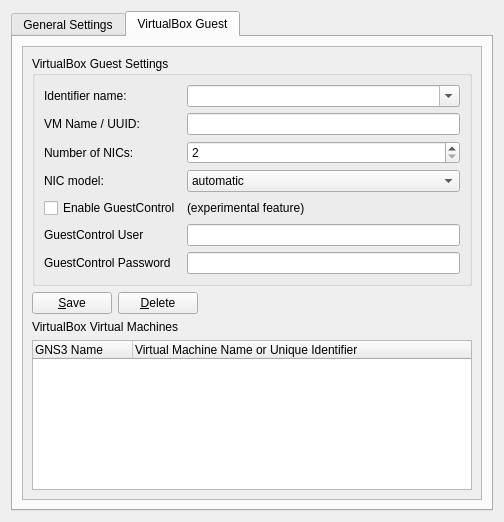
Before: the Qt Designer form src/GNS3/Ui/ConfigurationPages/Form_PreferencesVirtualBox.ui in GNS3/gns3-legacy, drawn with Qt 5.
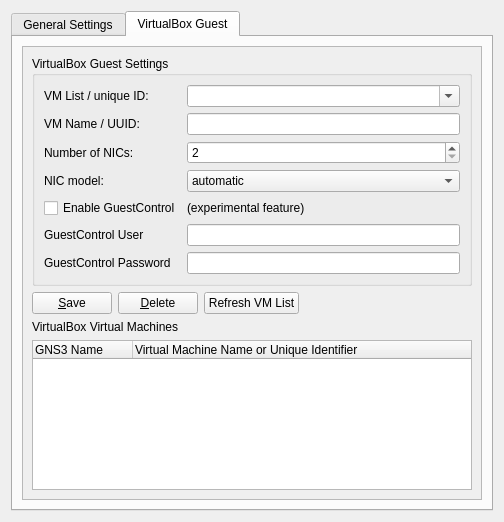
After: the same form once the commit is applied. The open tabs and pages were chosen to show the change.

The edit to the form file:
```diff
--- a/src/GNS3/Ui/ConfigurationPages/Form_PreferencesVirtualBox.ui
+++ b/src/GNS3/Ui/ConfigurationPages/Form_PreferencesVirtualBox.ui
@@ -297,8 +297,8 @@
            <rect>
             <x>0</x>
             <y>0</y>
-            <width>352</width>
-            <height>427</height>
+            <width>432</width>
+            <height>441</height>
            </rect>
           </property>
           <layout class="QVBoxLayout" name="verticalLayout">
@@ -311,7 +311,7 @@
               <item row="0" column="0">
                <widget class="QLabel" name="label_14">
                 <property name="text">
-                 <string>Identifier name:</string>
+                 <string>VM List / unique ID:</string>
                 </property>
                </widget>
               </item>
@@ -456,6 +456,13 @@
                </property>
               </widget>
              </item>
+             <item>
+              <widget class="QPushButton" name="pushButtonRefresh">
+               <property name="text">
+                <string>Refresh VM List</string>
+               </property>
+              </widget>
+             </item>
              <item>
               <spacer name="horizontalSpacer">
                <property name="orientation">
```
Left out of the diff: 48 changed lines with no effect on the pictures.
